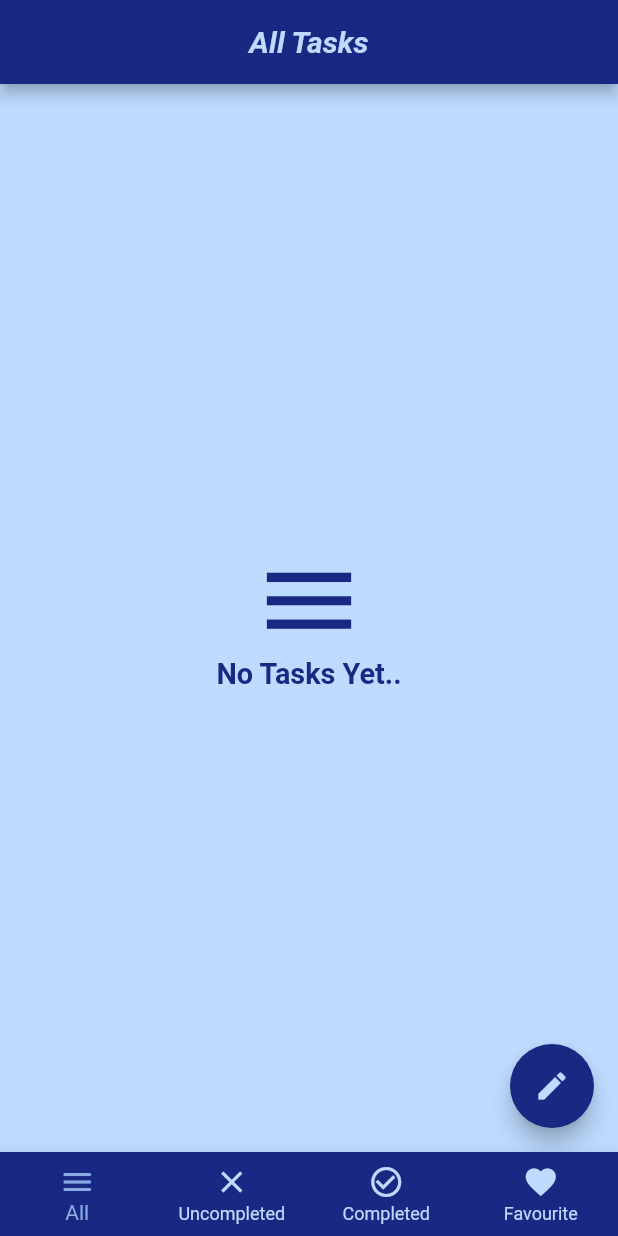
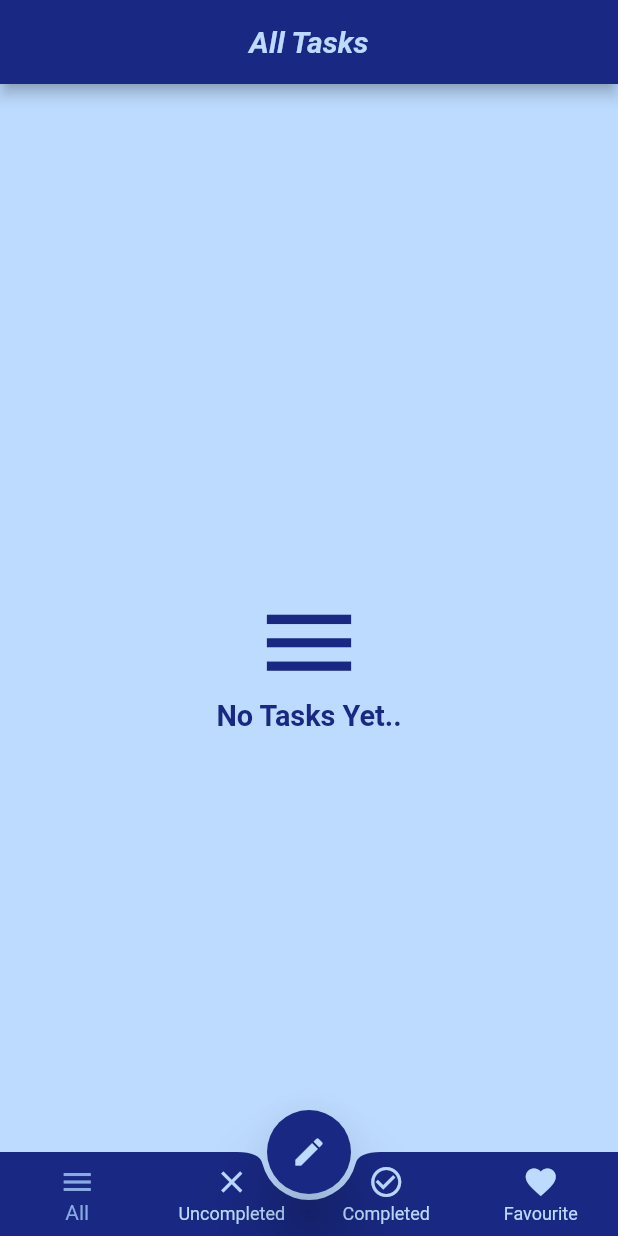
Before and after one commit to AsemAmmar99/todo_app, a Flutter app: the screen it shows after launch, on a phone screen of 412 x 824 dp. Run offline on Flutter 3.47's test engine with Material 2 defaults, Android fonts, the phone set to English and light mode, and no system bars; our stand-ins replace bloc, conditional_builder, flutter_bloc, flutter_local_notifications, fluttertoast, sizer and 2 more; accounts and stored records are empty.

```diff
--- a/lib/presentation/screens/home/home_layout.dart
+++ b/lib/presentation/screens/home/home_layout.dart
@@ -40,6 +40,7 @@ class HomeLayout extends StatelessWidget {
 
           return Scaffold(
             backgroundColor: lightBlue,
+            extendBody: true,
             key: scaffoldKey,
             appBar: AppBar(
                 backgroundColor: darkBlue,
@@ -251,7 +252,6 @@ class HomeLayout extends StatelessWidget {
                             ),
                           ],
                         ),
-                      elevation: 20.0,
                     ).closed.then((value) {
                       cubit.changeBSState(isShow: false, icon: Icons.edit,);
                     });
@@ -259,14 +259,22 @@ class HomeLayout extends StatelessWidget {
                   }
               },
               child: Icon(cubit.fabIcon, color: lightBlue,),
+              elevation: 20,
             ),
-            bottomNavigationBar: BottomNavigationBar(
+            floatingActionButtonLocation: FloatingActionButtonLocation.centerDocked,
+            bottomNavigationBar: BottomAppBar(
+              color: darkBlue,
+              elevation: 0,
+              shape: const CircularNotchedRectangle(),
+              notchMargin: 4,
+              child: BottomNavigationBar(
                 currentIndex: cubit.currentIndex,
+                elevation: 0,
+                backgroundColor: Colors.transparent,
                 onTap: (index){
                   cubit.changeIndex(index);
                 },
                 type: BottomNavigationBarType.fixed,
-              backgroundColor: darkBlue,
                 selectedItemColor: blue,
                 unselectedItemColor: lightBlue,
                 items: const [
@@ -296,6 +304,7 @@ class HomeLayout extends StatelessWidget {
                   ),
                 ],
               ),
+            ),
           );
         },
       );
```
Lines whose indentation alone changed are shown as unchanged.
